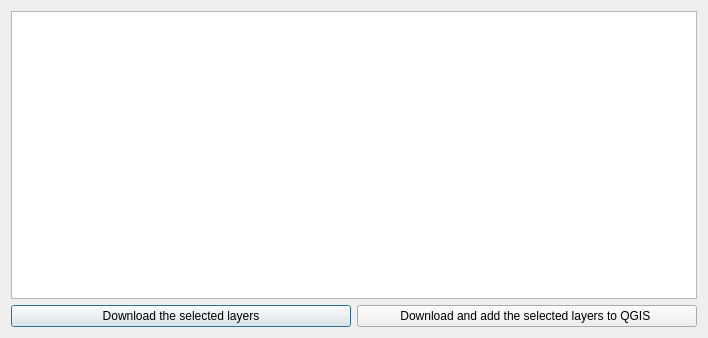
Before: the Qt Designer form geoserver_qgis/download_dialog_ui.ui in GFDRR/geoserver_bridge, drawn with Qt 5.
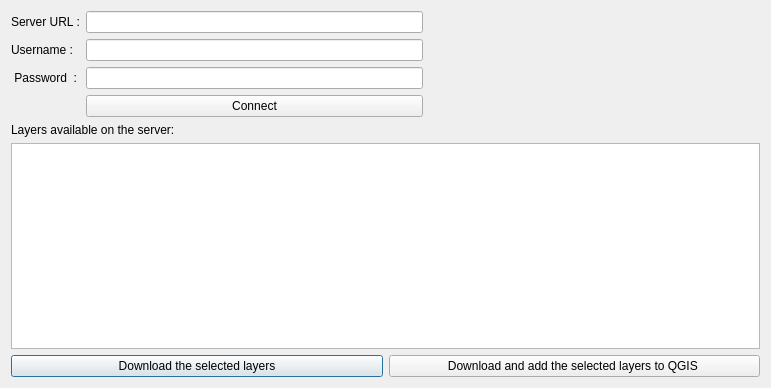
After: the same form once the commit is applied.

Commit message: Add basic UI to specify serverUrl and credentials

What changed in the file:
```diff
--- a/geoserver_qgis/download_dialog_ui.ui
+++ b/geoserver_qgis/download_dialog_ui.ui
@@ -6,30 +6,107 @@
    <rect>
     <x>0</x>
     <y>0</y>
-    <width>708</width>
-    <height>338</height>
+    <width>771</width>
+    <height>388</height>
    </rect>
   </property>
   <property name="windowTitle">
    <string>GeoServer Bridge - Download layers</string>
   </property>
-  <layout class="QGridLayout" name="gridLayout">
-   <item row="2" column="0">
-    <widget class="QPushButton" name="pbnDownload">
-     <property name="text">
-      <string>Download the selected layers</string>
-     </property>
-    </widget>
+  <layout class="QGridLayout" name="gridLayout_2">
+   <item row="1" column="0">
+    <layout class="QHBoxLayout" name="horizontalLayout_4">
+     <item>
+      <layout class="QVBoxLayout" name="verticalLayout_2">
+       <item>
+        <widget class="QLabel" name="label_4">
+         <property name="text">
+          <string>Layers available on the server:</string>
+         </property>
+        </widget>
+       </item>
+       <item>
+        <widget class="QTableView" name="layerTreeView"/>
+       </item>
+       <item>
+        <layout class="QHBoxLayout" name="horizontalLayout_3">
+         <item>
+          <widget class="QPushButton" name="pbnDownload">
+           <property name="text">
+            <string>Download the selected layers</string>
+           </property>
+          </widget>
+         </item>
+         <item>
+          <widget class="QPushButton" name="pbnDownloadAdd">
+           <property name="text">
+            <string>Download and add the selected layers to QGIS </string>
+           </property>
+          </widget>
+         </item>
+        </layout>
+       </item>
+      </layout>
+     </item>
+    </layout>
    </item>
-   <item row="2" column="1">
-    <widget class="QPushButton" name="pbnDownloadAdd">
-     <property name="text">
-      <string>Download and add the selected layers to QGIS </string>
-     </property>
-    </widget>
-   </item>
-   <item row="0" column="0" colspan="2">
-    <widget class="QTableView" name="layerTreeView"/>
+   <item row="0" column="0">
+    <layout class="QGridLayout" name="gridLayout">
+     <item row="0" column="1">
+      <widget class="QLineEdit" name="leServerUrl">
+       <property name="maxLength">
+        <number>32773</number>
+       </property>
+      </widget>
+     </item>
+     <item row="3" column="1">
+      <widget class="QPushButton" name="pbnConnect">
+       <property name="text">
+        <string>Connect</string>
+       </property>
+      </widget>
+     </item>
+     <item row="1" column="1">
+      <widget class="QLineEdit" name="leUsername"/>
+     </item>
+     <item row="1" column="0">
+      <widget class="QLabel" name="label_2">
+       <property name="text">
+        <string>Username :</string>
+       </property>
+      </widget>
+     </item>
+     <item row="2" column="0">
+      <widget class="QLabel" name="label_3">
+       <property name="text">
+        <string> Password  :</string>
+       </property>
+      </widget>
+     </item>
+     <item row="0" column="0">
+      <widget class="QLabel" name="label">
+       <property name="text">
+        <string>Server URL :</string>
+       </property>
+      </widget>
+     </item>
+     <item row="2" column="1">
+      <widget class="QLineEdit" name="lePassword"/>
+     </item>
+     <item row="0" column="2">
+      <spacer name="horizontalSpacer">
+       <property name="orientation">
+        <enum>Qt::Horizontal</enum>
+       </property>
+       <property name="sizeHint" stdset="0">
+        <size>
+         <width>40</width>
+         <height>20</height>
+        </size>
+       </property>
+      </spacer>
+     </item>
+    </layout>
    </item>
   </layout>
  </widget>
```
The commit also changes 5 other files.
